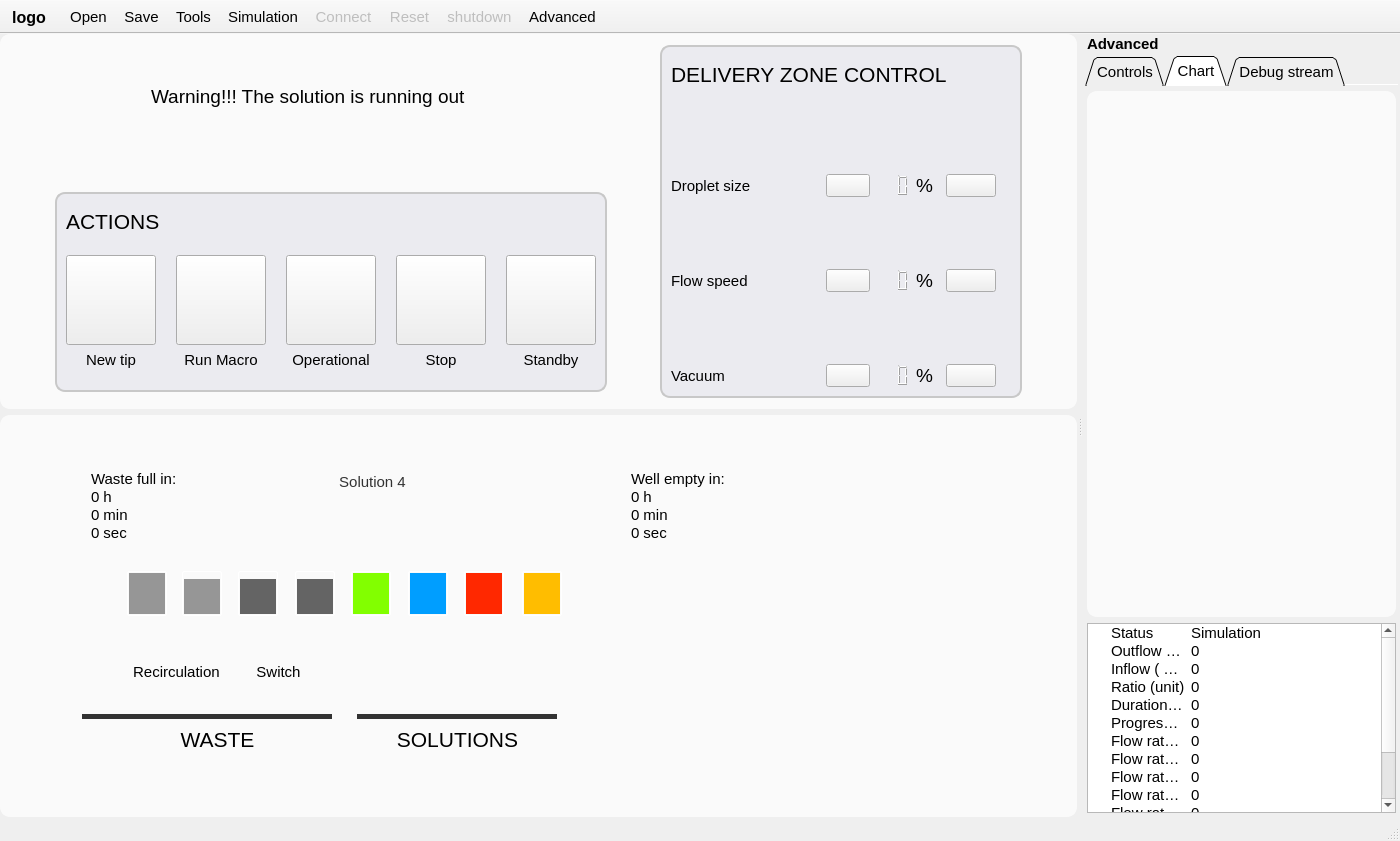
The window that apps/Lab-on-a-tip/Lab-on-a-tip.ui (bellonemauro/Labonatip2.0) describes before a commit, drawn with Qt 5.
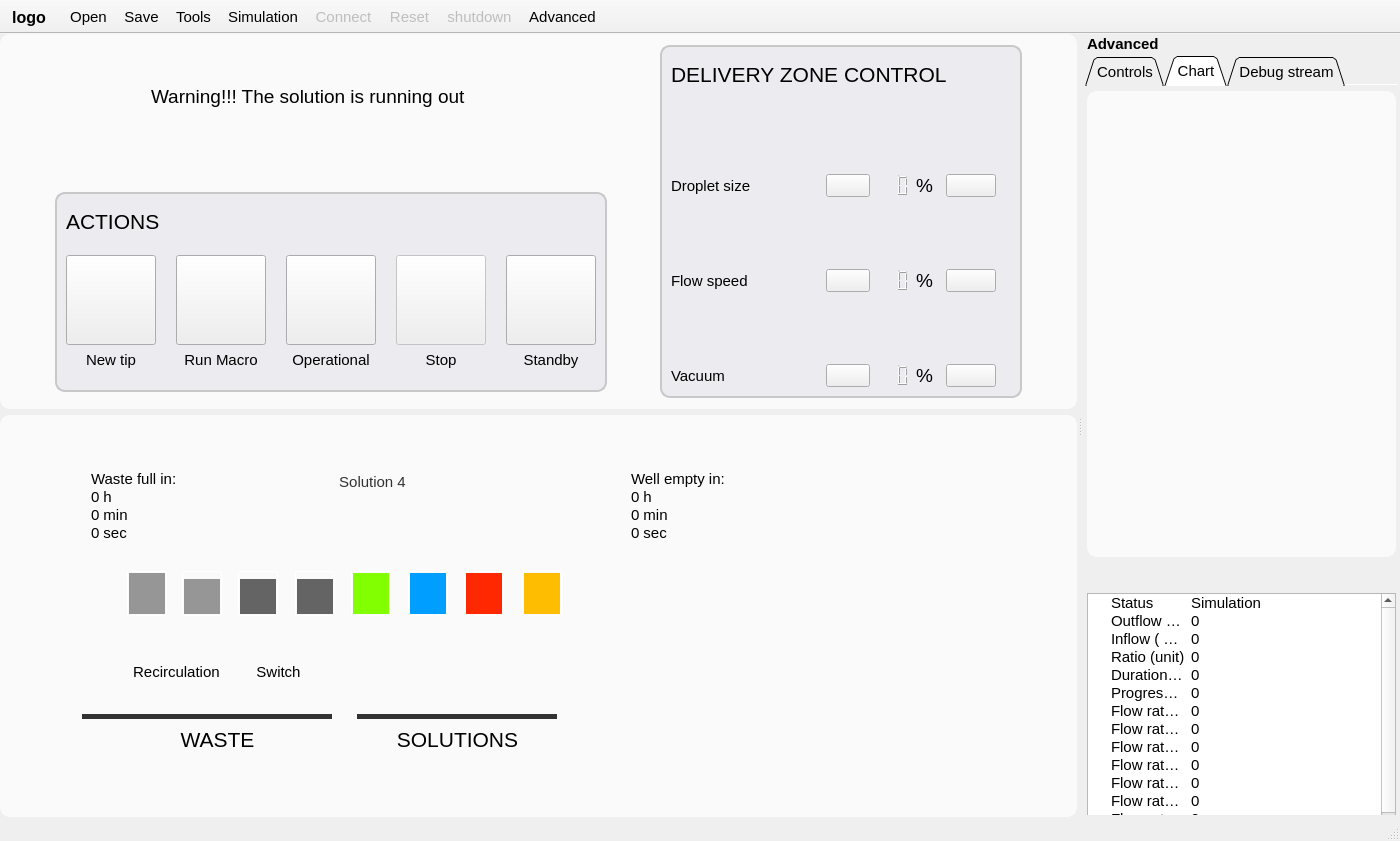
The same window after the commit. The open tabs and pages were chosen to show the change. Icons and pictures are not drawn.

Diff of the .ui file:
```diff
--- a/apps/Lab-on-a-tip/Lab-on-a-tip.ui
+++ b/apps/Lab-on-a-tip/Lab-on-a-tip.ui
@@ -444,6 +444,9 @@
                   </item>
                   <item row="3" column="3">
                    <widget class="QPushButton" name="pushButton_stop">
+                    <property name="enabled">
+                     <bool>false</bool>
+                    </property>
                     <property name="minimumSize">
                      <size>
                       <width>90</width>
@@ -4505,7 +4508,7 @@
            <property name="minimumSize">
             <size>
              <width>0</width>
-             <height>150</height>
+             <height>250</height>
             </size>
            </property>
            <property name="maximumSize">
```
Left out of the diff: 26 changed lines with no effect on the pictures.
